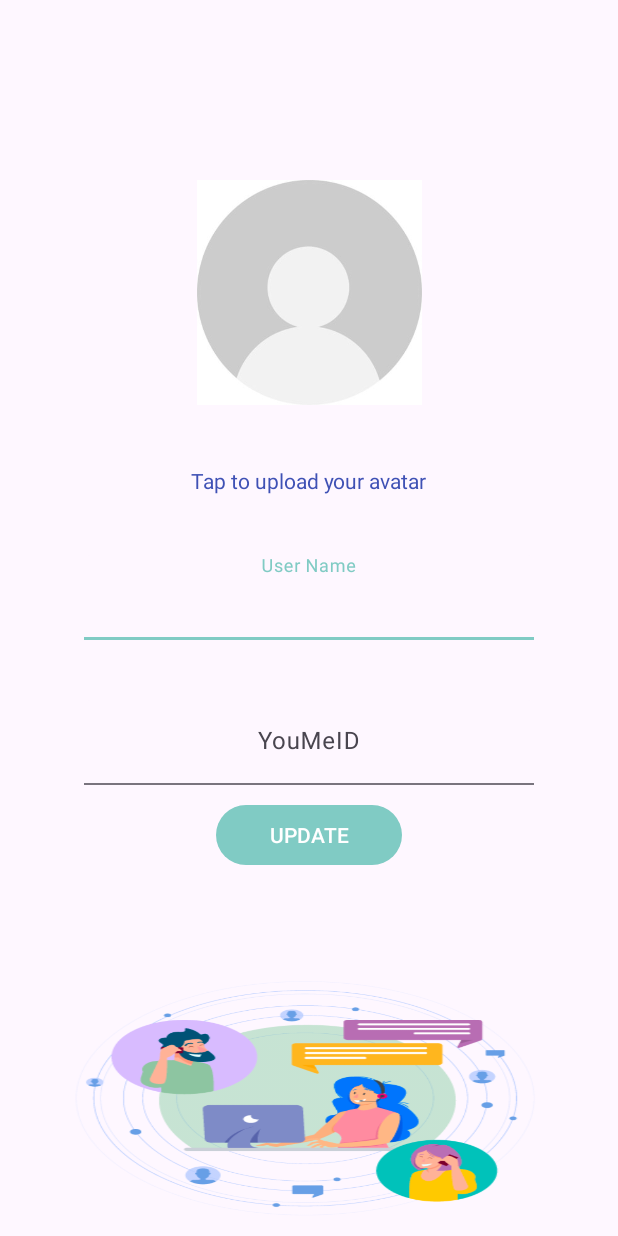
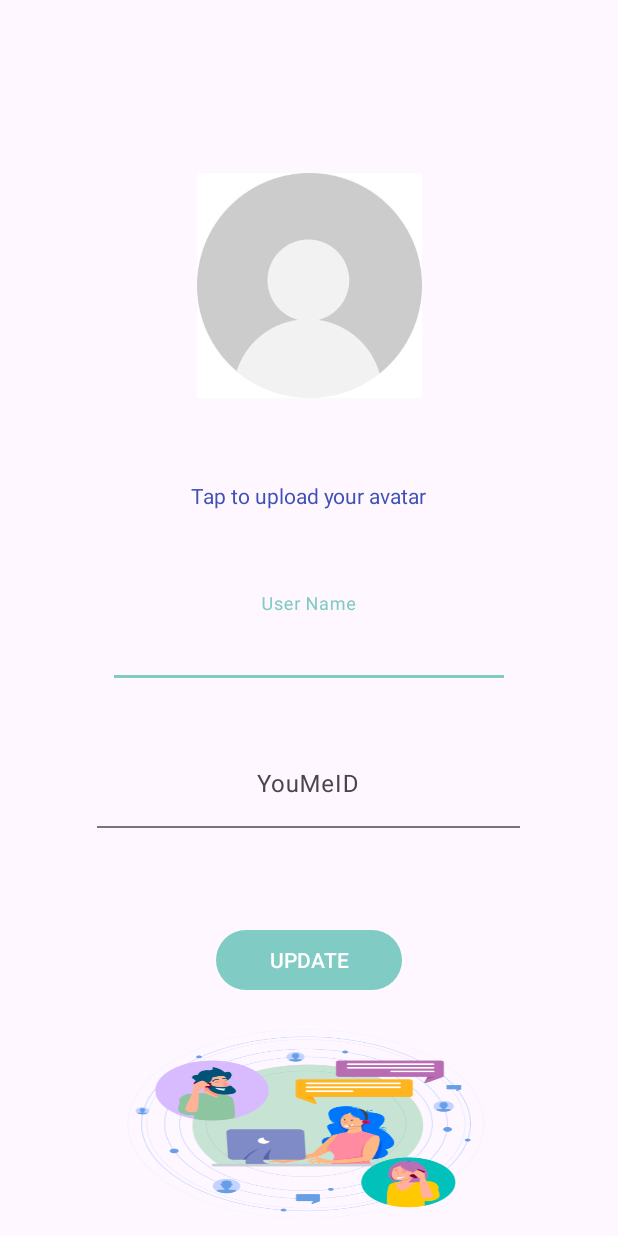
Before and after one commit to Hannah-Zhang-H/336-as3, an Android app: the ProfileActivity screen opened directly, with no data from a screen before it, on a phone screen of 412 x 824 dp. Run offline under Robolectric (Android 15) with nearby library versions, the phone set to English and light mode, and no system bars; our stand-ins replace CircleImageView, Firebase (no records; nobody signed in at launch, a user with empty details on screens opened directly), Picasso.

Commit message:
Modify activity_profile.xml file
Ensure the layout properly

```diff
--- a/app/src/main/res/layout/activity_profile.xml
+++ b/app/src/main/res/layout/activity_profile.xml
@@ -11,7 +11,7 @@
         android:id="@+id/imageViewCircleProfile"
         android:layout_width="150dp"
         android:layout_height="150dp"
-        android:layout_marginTop="120dp"
+        android:layout_marginTop="80dp"
         android:layout_marginBottom="80dp"
         android:background="@drawable/account"
         app:layout_constraintBottom_toTopOf="@+id/textInputLayoutUserName"
@@ -20,60 +20,7 @@
         app:layout_constraintStart_toStartOf="parent"
         app:layout_constraintTop_toTopOf="parent" />
 
-    <!-- 用户名输入框 -->
-    <com.google.android.material.textfield.TextInputLayout
-        android:id="@+id/textInputLayoutUserName"
-        android:layout_width="match_parent"
-        android:layout_height="wrap_content"
-        android:layout_marginTop="100dp"
-        android:gravity="center"
-        app:boxBackgroundMode="filled"
-        app:layout_constraintEnd_toEndOf="parent"
-        app:layout_constraintStart_toStartOf="parent"
-        app:layout_constraintTop_toBottomOf="@+id/imageViewCircleProfile">
-
-        <com.google.android.material.textfield.TextInputEditText
-            android:id="@+id/editTextUserNameUpdate"
-            android:layout_width="300dp"
-            android:layout_height="wrap_content"
-            android:gravity="center"
-            android:hint="@string/user_name"
-            android:inputType="text|textPersonName" />
-    </com.google.android.material.textfield.TextInputLayout>
-
-    <!-- YouMeID输入框 -->
-    <com.google.android.material.textfield.TextInputLayout
-        android:id="@+id/textInputLayoutYouMeID"
-        android:layout_width="match_parent"
-        android:layout_height="wrap_content"
-        android:layout_marginTop="40dp"
-        android:gravity="center"
-        app:boxBackgroundMode="filled"
-        app:layout_constraintEnd_toEndOf="parent"
-        app:layout_constraintStart_toStartOf="parent"
-        app:layout_constraintTop_toBottomOf="@+id/textInputLayoutUserName">
-
-        <com.google.android.material.textfield.TextInputEditText
-            android:id="@+id/editTextYouMeIdUpdate"
-            android:layout_width="300dp"
-            android:layout_height="wrap_content"
-            android:gravity="center"
-            android:hint="YouMeID"
-            android:inputType="text|textPersonName" />
-    </com.google.android.material.textfield.TextInputLayout>
-
-    <Button
-        android:id="@+id/buttonUpdate"
-        android:layout_width="124dp"
-        android:layout_height="wrap_content"
-        android:layout_marginBottom="60dp"
-        android:layout_marginTop="40dp"
-        android:text="UPDATE"
-        app:layout_constraintBottom_toTopOf="@+id/imageView5"
-        app:layout_constraintEnd_toEndOf="parent"
-        app:layout_constraintHorizontal_bias="0.5"
-        app:layout_constraintStart_toStartOf="parent" />
-
+    <!-- username input -->
     <TextView
         android:id="@+id/textView2"
         android:layout_width="wrap_content"
@@ -88,10 +35,78 @@
         app:layout_constraintStart_toStartOf="parent"
         app:layout_constraintTop_toBottomOf="@+id/imageViewCircleProfile" />
 
+    <!-- YouMeID input -->
+
+    <com.google.android.material.textfield.TextInputLayout
+        android:id="@+id/textInputLayoutUserName"
+        android:layout_width="match_parent"
+        android:layout_height="wrap_content"
+        android:layout_marginTop="15dp"
+        android:layout_marginBottom="4dp"
+        android:gravity="center"
+        app:boxBackgroundMode="filled"
+        app:layout_constraintBottom_toTopOf="@+id/textInputLayoutYouMeID"
+        app:layout_constraintEnd_toEndOf="parent"
+        app:layout_constraintHorizontal_bias="0.0"
+        app:layout_constraintStart_toStartOf="parent"
+        app:layout_constraintTop_toBottomOf="@+id/imageViewCircleProfile">
+
+        <com.google.android.material.textfield.TextInputEditText
+            android:id="@+id/editTextUserNameUpdate"
+            android:layout_width="260dp"
+            android:layout_height="match_parent"
+            android:gravity="center"
+            android:hint="@string/user_name"
+            android:inputType="text|textPersonName" />
+    </com.google.android.material.textfield.TextInputLayout>
+
+    <com.google.android.material.textfield.TextInputLayout
+        android:id="@+id/textInputLayoutYouMeID"
+        android:layout_width="match_parent"
+        android:layout_height="wrap_content"
+        android:layout_marginTop="4dp"
+        android:layout_marginBottom="29dp"
+        android:gravity="center"
+        app:boxBackgroundMode="filled"
+        app:layout_constraintBottom_toTopOf="@+id/buttonUpdate"
+        app:layout_constraintEnd_toEndOf="parent"
+        app:layout_constraintHorizontal_bias="0.0"
+        app:layout_constraintStart_toStartOf="parent"
+        app:layout_constraintTop_toBottomOf="@+id/textInputLayoutUserName">
+
+        <com.google.android.material.textfield.TextInputEditText
+            android:id="@+id/editTextYouMeIdUpdate"
+            android:layout_width="282dp"
+            android:layout_height="wrap_content"
+            android:gravity="center"
+            android:hint="YouMeID"
+            android:inputType="text|textPersonName"
+            tools:ignore="MissingConstraints"
+            tools:layout_editor_absoluteX="43dp"
+            tools:layout_editor_absoluteY="470dp" />
+
+    </com.google.android.material.textfield.TextInputLayout>
+
+    <Button
+        android:id="@+id/buttonUpdate"
+        android:layout_width="124dp"
+        android:layout_height="wrap_content"
+        android:layout_marginStart="156dp"
+        android:layout_marginTop="76dp"
+        android:layout_marginEnd="156dp"
+        android:layout_marginBottom="11dp"
+        android:text="UPDATE"
+        app:layout_constraintBottom_toTopOf="@+id/imageView5"
+        app:layout_constraintEnd_toEndOf="parent"
+        app:layout_constraintHorizontal_bias="0.5"
+        app:layout_constraintStart_toStartOf="parent"
+        app:layout_constraintTop_toBottomOf="@+id/textInputLayoutUserName"
+        app:layout_constraintVertical_bias="1.0" />
+
     <ImageView
         android:id="@+id/imageView5"
-        android:layout_width="match_parent"
-        android:layout_height="180dp"
+        android:layout_width="289dp"
+        android:layout_height="145dp"
         android:layout_marginStart="20dp"
         android:layout_marginEnd="20dp"
         android:layout_marginBottom="3dp"
@@ -100,4 +115,5 @@
         app:layout_constraintEnd_toEndOf="parent"
         app:layout_constraintStart_toStartOf="parent" />
 
+
 </androidx.constraintlayout.widget.ConstraintLayout>
```
